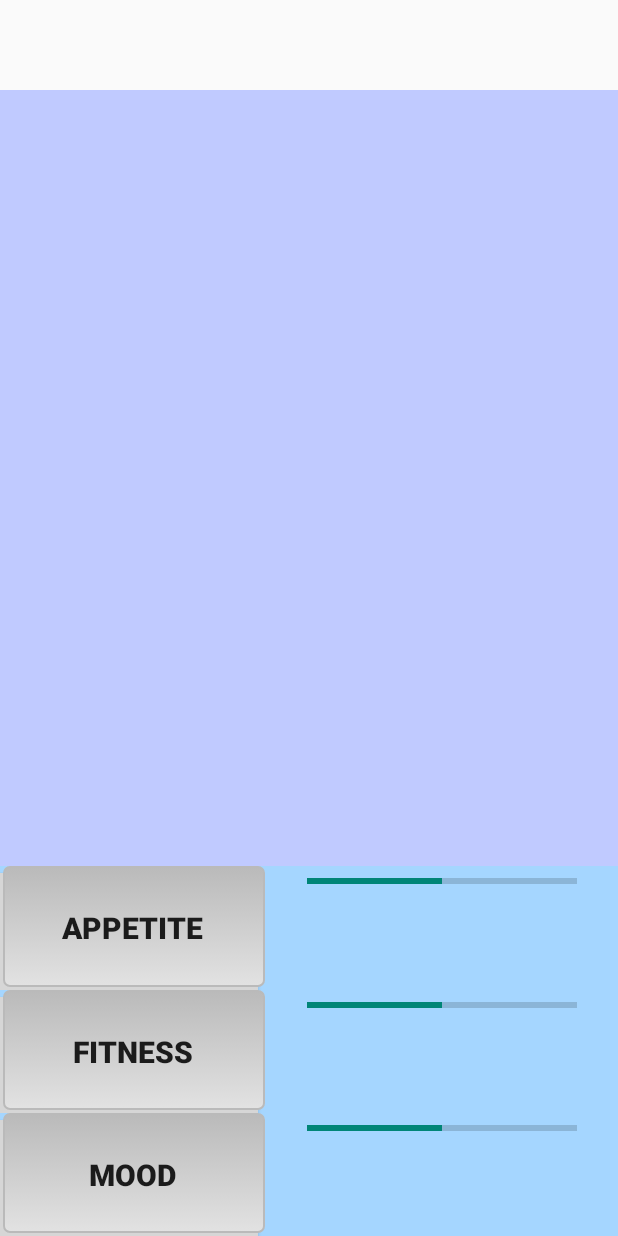
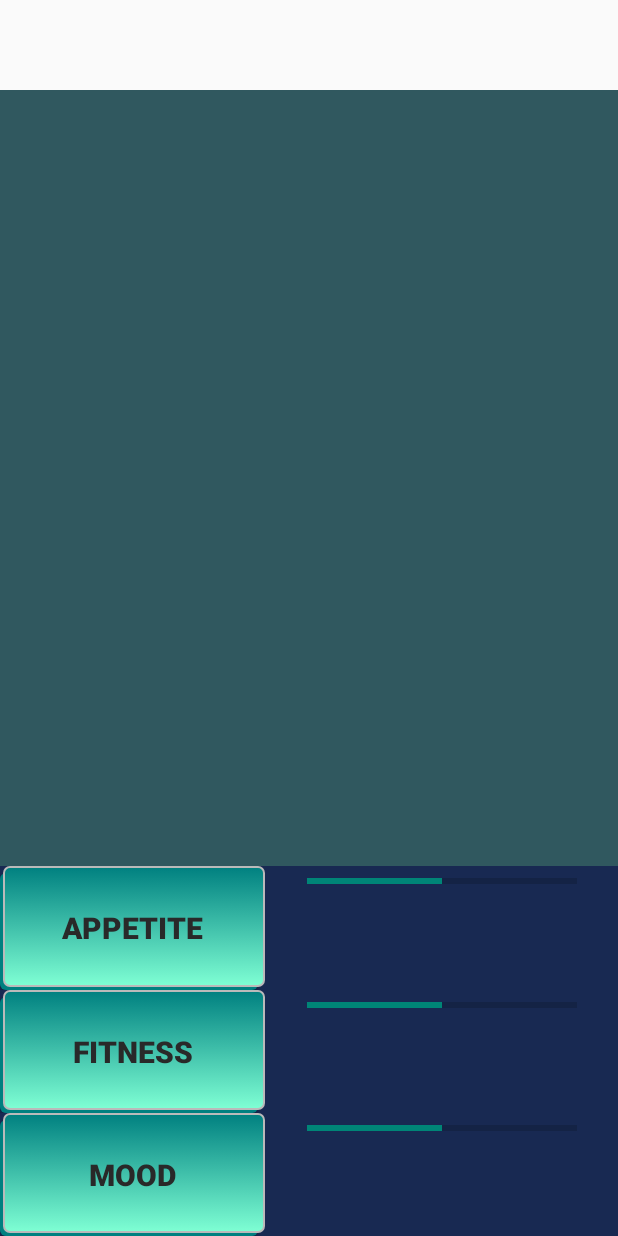
Before and after one commit to DiNear/Pengwings, an Android app: the layout layout_menu.xml on its own in the app's theme, with its tools: preview values and no code run, on a phone screen of 412 x 824 dp. Run offline under Robolectric (Android 15) with nearby library versions, the phone set to English and light mode, and no system bars.

```diff
--- a/Pengwings/app/src/main/res/drawable/button_selector.xml
+++ b/Pengwings/app/src/main/res/drawable/button_selector.xml
@@ -4,13 +4,14 @@
         <layer-list>
             <item android:right="5dp" android:top="5dp">
                 <shape>
-                    <solid android:color="#D6D6D6" />
+                    <solid android:color="#008080" />
+                    <corners android:radius="4dp" />
                 </shape>
             </item>
             <item android:bottom="2dp" android:left="2dp">
                 <shape>
                     <gradient android:angle="270"
-                        android:endColor="#E2E2E2" android:startColor="#BABABA" />
+                        android:endColor="#7FFFD4" android:startColor="#008080" />
                     <stroke android:width="1dp" android:color="#BABABA" />
                     <corners android:radius="4dp" />
                     <padding android:bottom="10dp" android:left="10dp"
--- a/Pengwings/app/src/main/res/layout/layout_menu.xml
+++ b/Pengwings/app/src/main/res/layout/layout_menu.xml
@@ -8,7 +8,7 @@
         android:orientation="vertical"
         android:layout_width="match_parent"
         android:layout_height="match_parent"
-        android:background="#ffc0caff"
+        android:background="#ff30585f"
         android:layout_marginTop="60dp"
         android:layout_weight="0.3">
 
@@ -19,7 +19,7 @@
         android:layout_width="match_parent"
         android:layout_height="match_parent"
         android:layout_weight="0.7"
-        android:background="#ffa5d6ff">
+        android:background="#ff182952">
 
         <LinearLayout
             android:orientation="horizontal"
@@ -42,6 +42,7 @@
                     android:layout_alignParentTop="true"
                     android:layout_alignParentLeft="true"
                     android:layout_alignParentStart="true"
+                    android:textColor="#292929"
                     style="@style/Base.TextAppearance.AppCompat.Button"
                     android:textStyle="bold"
                     android:textSize="20sp"/>
@@ -51,7 +52,7 @@
                 android:orientation="vertical"
                 android:layout_width="fill_parent"
                 android:layout_height="fill_parent"
-                android:layout_weight="0.6" >
+                android:layout_weight="0.6">
 
                 <ProgressBar
                     style="@style/Widget.AppCompat.ProgressBar.Horizontal"
@@ -99,6 +100,7 @@
                     android:layout_alignParentTop="true"
                     android:layout_alignParentLeft="true"
                     android:layout_alignParentStart="true"
+                    android:textColor="#292929"
                     style="@style/Base.TextAppearance.AppCompat.Button"
                     android:textStyle="bold"
                     android:textSize="20sp"/>
@@ -156,6 +158,7 @@
                     android:layout_alignParentTop="true"
                     android:layout_alignParentLeft="true"
                     android:layout_alignParentStart="true"
+                    android:textColor="#292929"
                     style="@style/Base.TextAppearance.AppCompat.Button"
                     android:textStyle="bold"
                     android:textSize="20sp"/>
```
Also changed, not shown: Pengwings/app/src/main/java/com/gady/pengwings/ChatHeadService.java (+37 -1 lines), Pengwings/app/src/main/res/layout/appetite_tracker.xml (+5 -3 lines).
